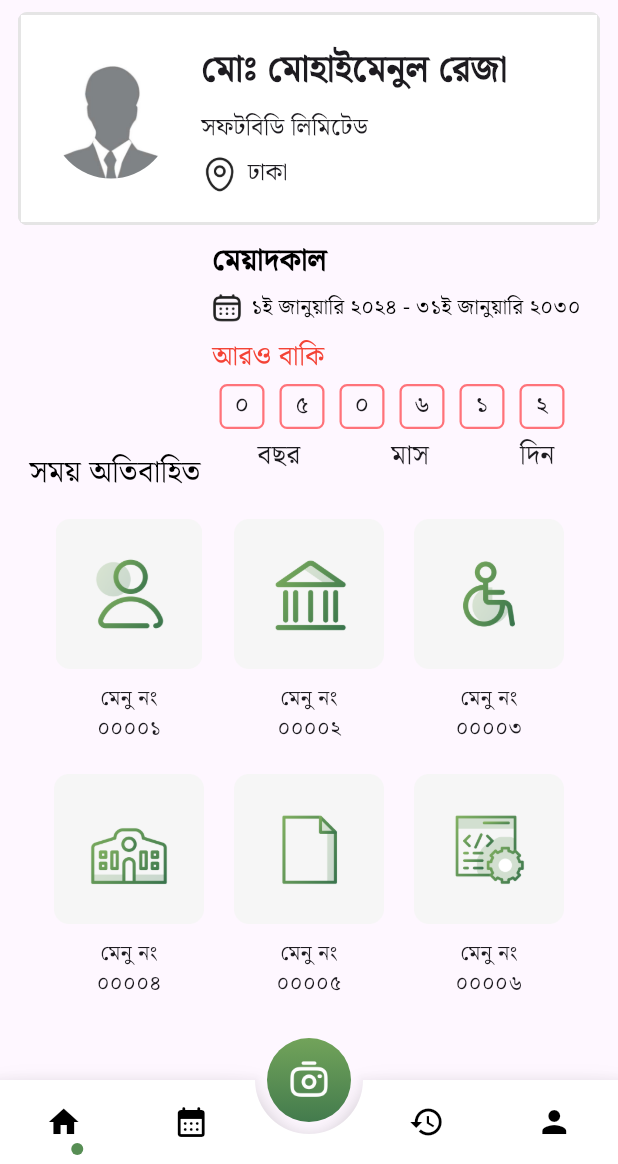
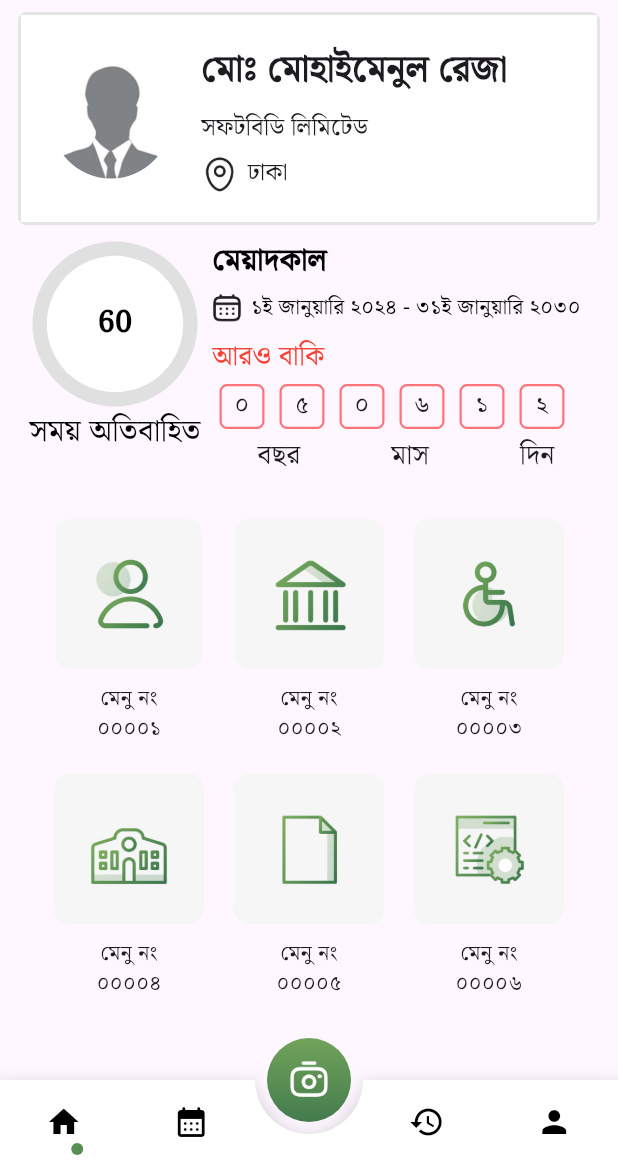
Before and after one commit to Rakibulhasa1/softBD-Flutter-Task, a Flutter app: the screen it shows after launch, on a phone screen of 412 x 824 dp, the part 72-1236 px from its top. Run offline on Flutter 3.47's test engine with Material 3 defaults, Android fonts, the light colour scheme and no system bars; drawn by our look-alikes of animated_bottom_navigation_bar, circular_countdown_timer.

Commit message:
update code

```diff
--- a/lib/pages/history_page.dart
+++ b/lib/pages/history_page.dart
@@ -7,11 +7,11 @@ class HistoryPage extends StatelessWidget {
   Widget build(BuildContext context) {
     return Scaffold(
       appBar: AppBar(
-        title: Text('Cart Page'),
+        title: const Text('History Page'),
       ),
-      body: Center(
+      body: const Center(
         child: Text(
-          'Cart Page Content',
+          'Under Construction',
           style: TextStyle(fontSize: 24),
         ),
       ),
--- a/lib/pages/home_content.dart
+++ b/lib/pages/home_content.dart
@@ -1,5 +1,6 @@
 import 'package:flutter/material.dart';
 import 'package:softbd/pages/square.dart';
+import '../widget/circular_countdown_timer.dart';
 import '../widget/item_widget.dart';
 
 class HomePageContent extends StatelessWidget {
@@ -103,11 +104,20 @@ class HomePageContent extends StatelessWidget {
                   flex: 1,
                   child: Container(
                     height: 180,
-                    child: const Align(
+                    child:  Align(
                       alignment: Alignment.bottomCenter,
-                      child: Text(
-                        'সময় অতিবাহিত',
-                        style: TextStyle(color: Colors.black, fontSize: 20),
+                      child: Padding(
+                        padding: const EdgeInsets.only(top:16.0),
+                        child: Column(
+                          children: [
+                            CountdownPage(),
+                            const SizedBox(height: 8,),
+                            const Text(
+                              'সময় অতিবাহিত',
+                              style: TextStyle(color: Colors.black, fontSize: 20),
+                            ),
+                          ],
+                        ),
                       ),
                     ),
                   ),
--- /dev/null
+++ b/lib/widget/circular_countdown_timer.dart
@@ -0,0 +1,52 @@
+import 'package:circular_countdown_timer/circular_countdown_timer.dart';
+import 'package:flutter/material.dart';
+
+class CountdownPage extends StatefulWidget {
+  @override
+  _CountdownPageState createState() => _CountdownPageState();
+}
+
+class _CountdownPageState extends State<CountdownPage> {
+  final CountDownController _controller = CountDownController();
+  final int _duration = 60;
+
+  @override
+  Widget build(BuildContext context) {
+    return Column(
+      mainAxisAlignment: MainAxisAlignment.center,
+      children: [
+        CircularCountDownTimer(
+          duration: _duration,
+          initialDuration: 0,
+          controller: _controller,
+          width: 100.0,
+          height: 100.0,
+          ringColor: Colors.grey[300]!,
+          ringGradient: null,
+          fillColor: Color(0xFF437b4d),
+          fillGradient: null,
+          backgroundColor: Colors.white,
+          backgroundGradient: null,
+          strokeWidth: 10.0,
+          strokeCap: StrokeCap.round,
+          textStyle: const TextStyle(
+            fontSize: 20.0,
+            color: Colors.black,
+            fontWeight: FontWeight.bold,
+          ),
+          textFormat: CountdownTextFormat.S,
+          isReverse: true,
+          isReverseAnimation: false,
+          isTimerTextShown: true,
+          autoStart: true,
+          onStart: () {
+            debugPrint('Countdown Started');
+          },
+          onComplete: () {
+            debugPrint('Countdown Ended');
+          },
+        ),
+      ],
+    );
+  }
+}
```
